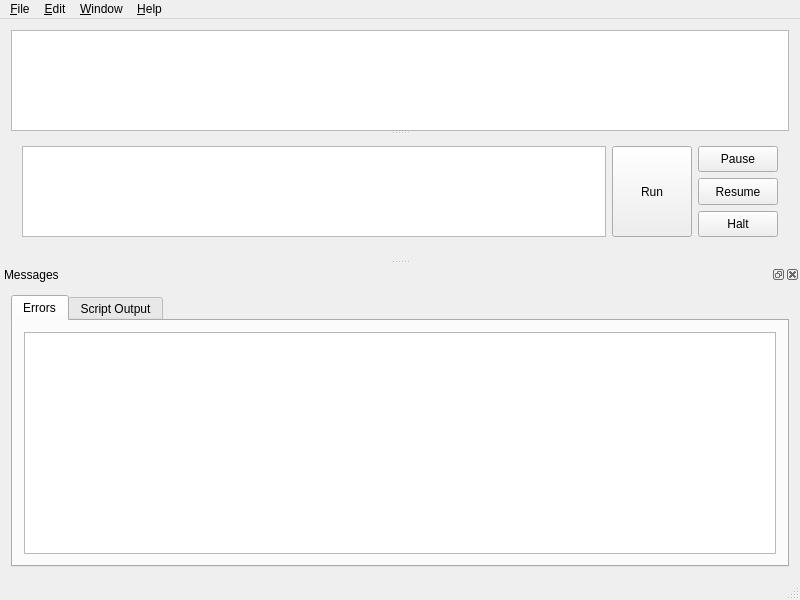
damaki/Turtyl, file forms/mainwindow.ui: the form before one commit.
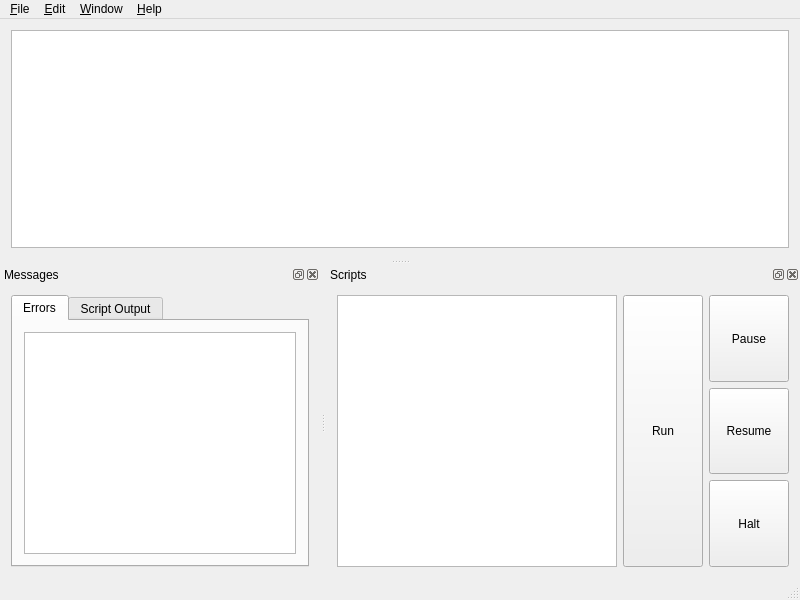
The form after the commit.

Commit message:
Put the scripts widgets in a dock.
This allows the script text edit & buttons to share vertical screen real estate
with the messages dock widget, at the expense of horizontal screen real estate
(of which they don't need very much).

This gives the canvas more vertical screen real estate (more room for drawings!)

Diff of the .ui file:
```diff
--- a/forms/mainwindow.ui
+++ b/forms/mainwindow.ui
@@ -17,122 +17,21 @@
    <bool>false</bool>
   </property>
   <widget class="QWidget" name="centralWidget">
-   <layout class="QGridLayout" name="gridLayout_2">
-    <item row="0" column="0">
-     <widget class="QSplitter" name="splitter">
-      <property name="orientation">
-       <enum>Qt::Vertical</enum>
+   <layout class="QVBoxLayout" name="verticalLayout_3">
+    <item>
+     <widget class="QGraphicsView" name="graphicsView">
+      <property name="sizePolicy">
+       <sizepolicy hsizetype="Expanding" vsizetype="Preferred">
+        <horstretch>0</horstretch>
+        <verstretch>0</verstretch>
+       </sizepolicy>
       </property>
-      <widget class="QGraphicsView" name="graphicsView">
-       <property name="sizePolicy">
-        <sizepolicy hsizetype="Expanding" vsizetype="Ignored">
-         <horstretch>0</horstretch>
-         <verstretch>0</verstretch>
-        </sizepolicy>
-       </property>
-       <property name="dragMode">
-        <enum>QGraphicsView::ScrollHandDrag</enum>
-       </property>
-       <property name="resizeAnchor">
-        <enum>QGraphicsView::AnchorViewCenter</enum>
-       </property>
-      </widget>
-      <widget class="QWidget" name="layoutWidget">
-       <layout class="QHBoxLayout" name="horizontalLayout">
-        <item>
-         <widget class="QPlainTextEdit" name="cmdEdit">
-          <property name="sizePolicy">
-           <sizepolicy hsizetype="Expanding" vsizetype="Preferred">
-            <horstretch>0</horstretch>
-            <verstretch>0</verstretch>
-           </sizepolicy>
-          </property>
-          <property name="minimumSize">
-           <size>
-            <width>0</width>
-            <height>0</height>
-           </size>
-          </property>
-          <property name="baseSize">
-           <size>
-            <width>0</width>
-            <height>50</height>
-           </size>
-          </property>
-          <property name="font">
-           <font>
-            <family>Courier 10 Pitch</family>
-           </font>
-          </property>
-          <property name="tabChangesFocus">
-           <bool>true</bool>
-          </property>
-          <property name="backgroundVisible">
-           <bool>false</bool>
-          </property>
-          <property name="centerOnScroll">
-           <bool>false</bool>
-          </property>
-         </widget>
-        </item>
-        <item>
-         <widget class="QPushButton" name="runButton">
-          <property name="sizePolicy">
-           <sizepolicy hsizetype="Minimum" vsizetype="Preferred">
-            <horstretch>0</horstretch>
-            <verstretch>0</verstretch>
-           </sizepolicy>
-          </property>
-          <property name="text">
-           <string>Run</string>
-          </property>
-         </widget>
-        </item>
-        <item>
-         <layout class="QVBoxLayout" name="verticalLayout">
-          <item>
-           <widget class="QPushButton" name="pauseButton">
-            <property name="sizePolicy">
-             <sizepolicy hsizetype="Minimum" vsizetype="Preferred">
-              <horstretch>0</horstretch>
-              <verstretch>0</verstretch>
-             </sizepolicy>
-            </property>
-            <property name="text">
-             <string>Pause</string>
-            </property>
-           </widget>
-          </item>
-          <item>
-           <widget class="QPushButton" name="resumeButton">
-            <property name="sizePolicy">
-             <sizepolicy hsizetype="Minimum" vsizetype="Preferred">
-              <horstretch>0</horstretch>
-              <verstretch>0</verstretch>
-             </sizepolicy>
-            </property>
-            <property name="text">
-             <string>Resume</string>
-            </property>
-           </widget>
-          </item>
-          <item>
-           <widget class="QPushButton" name="haltButton">
-            <property name="sizePolicy">
-             <sizepolicy hsizetype="Minimum" vsizetype="Preferred">
-              <horstretch>0</horstretch>
-              <verstretch>0</verstretch>
-             </sizepolicy>
-            </property>
-            <property name="text">
-             <string>Halt</string>
-            </property>
-           </widget>
-          </item>
-         </layout>
-        </item>
-       </layout>
-      </widget>
+      <property name="dragMode">
+       <enum>QGraphicsView::ScrollHandDrag</enum>
+      </property>
+      <property name="resizeAnchor">
+       <enum>QGraphicsView::AnchorViewCenter</enum>
+      </property>
      </widget>
     </item>
    </layout>
@@ -286,6 +185,114 @@
     </layout>
    </widget>
   </widget>
+  <widget class="QDockWidget" name="scriptDockWidget">
+   <property name="windowTitle">
+    <string>Scripts</string>
+   </property>
+   <attribute name="dockWidgetArea">
+    <number>8</number>
+   </attribute>
+   <widget class="QWidget" name="dockWidgetContents_2">
+    <layout class="QHBoxLayout" name="horizontalLayout">
+     <item>
+      <widget class="QPlainTextEdit" name="cmdEdit">
+       <property name="sizePolicy">
+        <sizepolicy hsizetype="Expanding" vsizetype="Preferred">
+         <horstretch>0</horstretch>
+         <verstretch>0</verstretch>
+        </sizepolicy>
+       </property>
+       <property name="minimumSize">
+        <size>
+         <width>0</width>
+         <height>0</height>
+        </size>
+       </property>
+       <property name="baseSize">
+        <size>
+         <width>0</width>
+         <height>50</height>
+        </size>
+       </property>
+       <property name="font">
+        <font>
+         <family>Courier 10 Pitch</family>
+        </font>
+       </property>
+       <property name="tabChangesFocus">
+        <bool>true</bool>
+       </property>
+       <property name="backgroundVisible">
+        <bool>false</bool>
+       </property>
+       <property name="centerOnScroll">
+        <bool>false</bool>
+       </property>
+      </widget>
+     </item>
+     <item>
+      <widget class="QPushButton" name="runButton">
+       <property name="sizePolicy">
+        <sizepolicy hsizetype="Fixed" vsizetype="Preferred">
+         <horstretch>0</horstretch>
+         <verstretch>0</verstretch>
+        </sizepolicy>
+       </property>
+       <property name="text">
+        <string>Run</string>
+       </property>
+      </widget>
+     </item>
+     <item>
+      <layout class="QVBoxLayout" name="verticalLayout">
+       <item>
+        <widget class="QPushButton" name="pauseButton">
+         <property name="sizePolicy">
+          <sizepolicy hsizetype="Fixed" vsizetype="Preferred">
+           <horstretch>0</horstretch>
+           <verstretch>0</verstretch>
+          </sizepolicy>
+         </property>
+         <property name="text">
+          <string>Pause</string>
+         </property>
+        </widget>
+       </item>
+       <item>
+        <widget class="QPushButton" name="resumeButton">
+         <property name="sizePolicy">
+          <sizepolicy hsizetype="Fixed" vsizetype="Preferred">
+           <horstretch>0</horstretch>
+           <verstretch>0</verstretch>
+          </sizepolicy>
+         </property>
+         <property name="text">
+          <string>Resume</string>
+         </property>
+        </widget>
+       </item>
+       <item>
+        <widget class="QPushButton" name="haltButton">
+         <property name="sizePolicy">
+          <sizepolicy hsizetype="Fixed" vsizetype="Preferred">
+           <horstretch>0</horstretch>
+           <verstretch>0</verstretch>
+          </sizepolicy>
+         </property>
+         <property name="text">
+          <string>Halt</string>
+         </property>
+        </widget>
+       </item>
+      </layout>
+     </item>
+    </layout>
+    <zorder>splitter</zorder>
+    <zorder>cmdEdit</zorder>
+    <zorder>runButton</zorder>
+    <zorder></zorder>
+   </widget>
+  </widget>
   <action name="action_Quit">
    <property name="text">
     <string>&amp;Quit</string>
```
Left out of the diff: 41 changed lines with no effect on the pictures.
